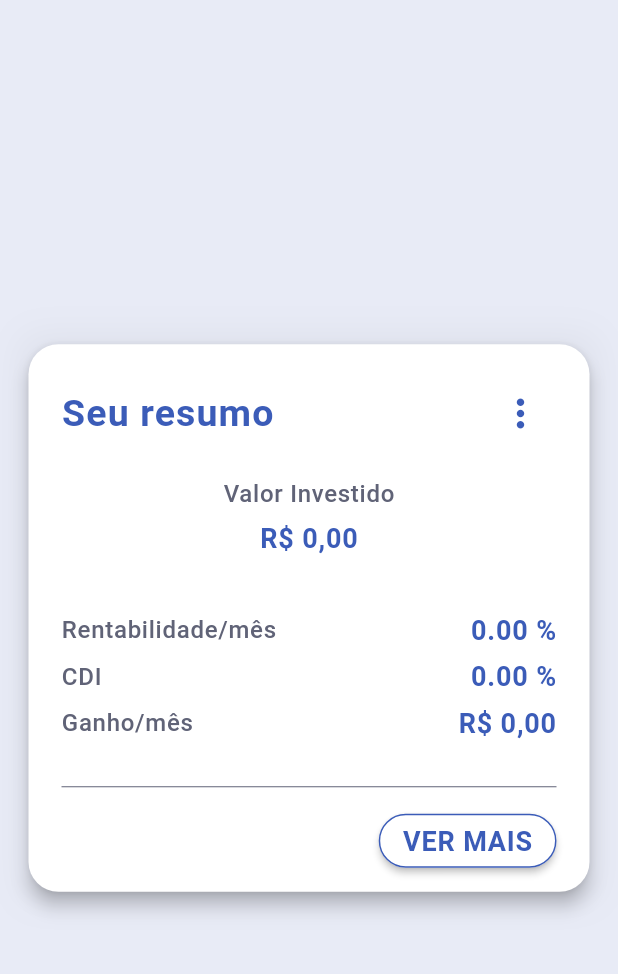
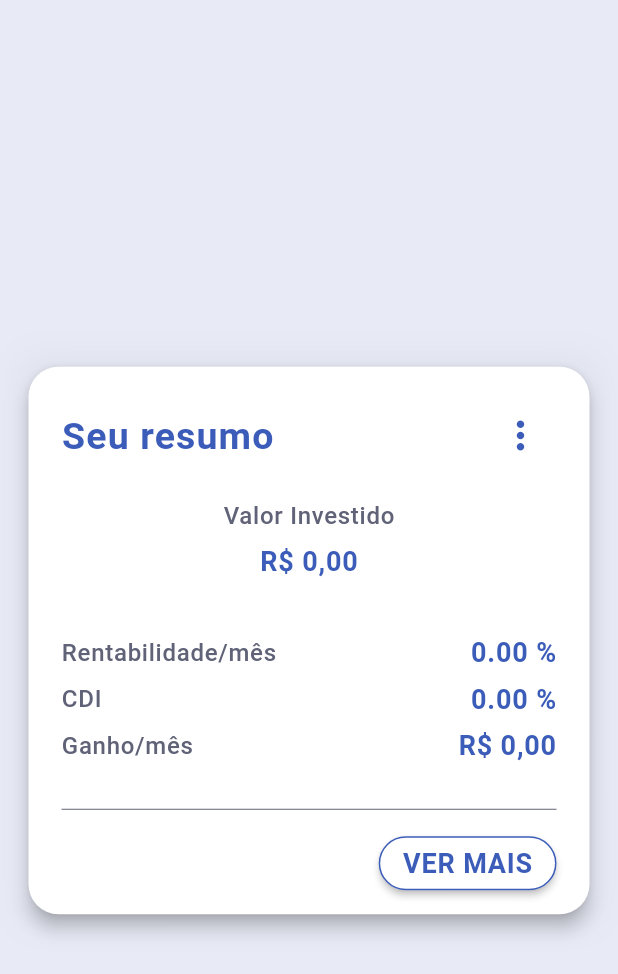
Before and after one commit to FelipeQueFez/challenge-fliper, a Flutter app: the screen it shows after launch, on a phone screen of 412 x 824 dp. Shown: the top 974 px of the screen. Run offline on Flutter 3.47's test engine with Material 2 defaults, Android fonts, the phone set to English and light mode, and no system bars; our stand-ins replace bloc, equatable, flutter_bloc, flutter_money_formatter, get_it; missing offline and left inert: hasura_connect.

```diff
--- a/lib/views/resume/resume_page.dart
+++ b/lib/views/resume/resume_page.dart
@@ -15,6 +15,8 @@ class ResumePage extends StatefulWidget {
 
 class _ResumePageState extends State<ResumePage> {
   ResumeBloc _resumeBloc;
+  final GlobalKey<RefreshIndicatorState> _refreshIndicatorKey =
+      new GlobalKey<RefreshIndicatorState>();
 
   @override
   void initState() {
@@ -26,6 +28,13 @@ class _ResumePageState extends State<ResumePage> {
   Widget build(BuildContext context) {
     return CustomScaffold(
       appBar: null,
+      child: RefreshIndicator(
+        key: _refreshIndicatorKey,
+        onRefresh: () async {
+          _resumeBloc.add(ResumeEvent());
+        },
+        child: SingleChildScrollView(
+          physics: const AlwaysScrollableScrollPhysics(),
           child: CustomContainer(
             child: Center(
               child: BlocConsumer<ResumeBloc, ResumeState>(
@@ -47,6 +56,8 @@ class _ResumePageState extends State<ResumePage> {
               ),
             ),
           ),
+        ),
+      ),
     );
   }
 
--- a/lib/views/shared/custom_container.dart
+++ b/lib/views/shared/custom_container.dart
@@ -9,6 +9,7 @@ class CustomContainer extends StatelessWidget {
   Widget build(BuildContext context) {
     return Container(
       width: double.infinity,
+      height: MediaQuery.of(context).size.height,
       margin: EdgeInsets.all(15),
       child: child,
     );
```
Lines whose indentation alone changed are shown as unchanged.
